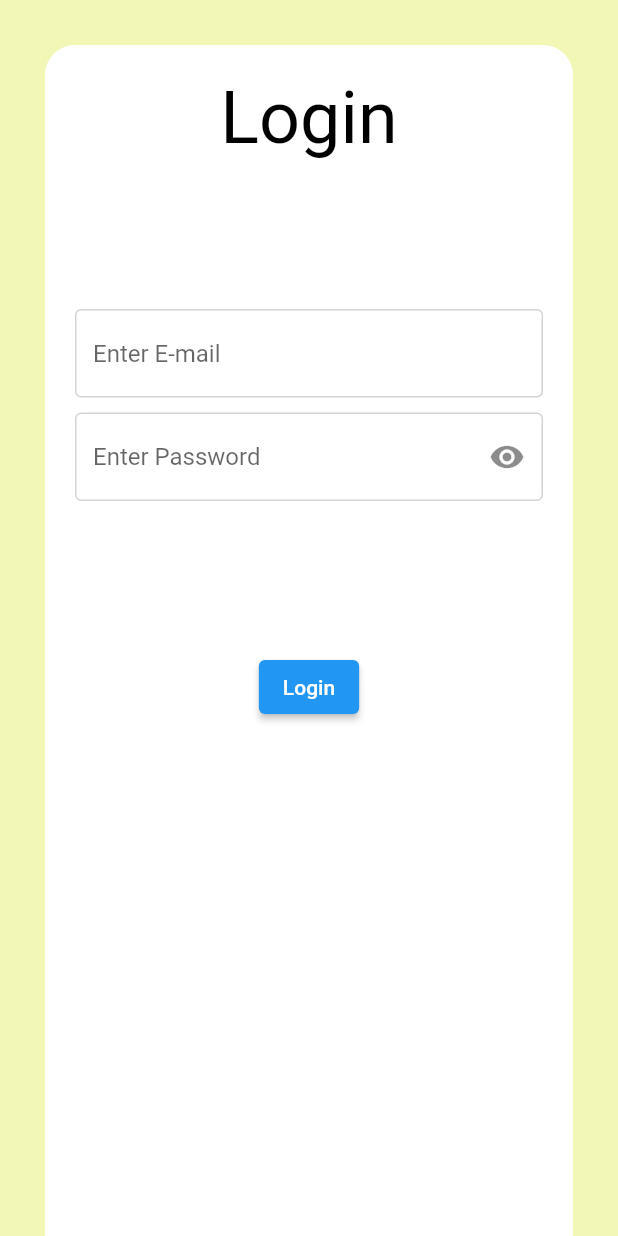
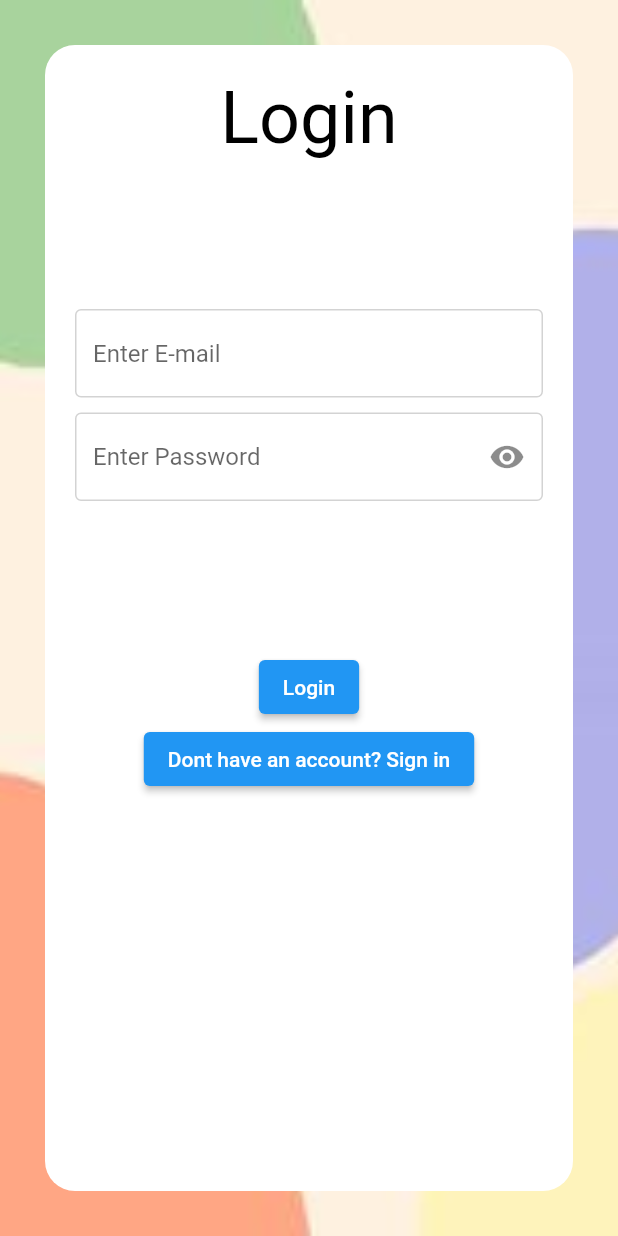
Before and after one commit to AverageDude0716/EVEE-mobile-app, a Flutter app: the screen it shows after launch, after a tap on "Login", on a phone screen of 412 x 824 dp. Run offline on Flutter 3.47's test engine with Material 2 defaults, Android fonts, the phone set to English and light mode, and no system bars; our stand-ins replace firebase_core; accounts and stored records are empty.

Commit message:
design chages and added firebase_func class

```diff
--- a/lib/create_account.dart
+++ b/lib/create_account.dart
@@ -1 +1,32 @@
 // this is the page/screen for creating accounts/sign up
+
+import 'package:evee/landing_page.dart';
+import 'package:flutter/material.dart';
+import 'styles.dart';
+
+
+class Create_account_page extends StatefulWidget
+{
+
+    @override
+    State<Create_account_page> createState() => _Create_account_page_state();
+
+}
+
+class _Create_account_page_state extends State<Create_account_page>
+{
+
+  @override
+  Widget build(BuildContext context)
+  {
+
+    return Scaffold
+    (
+
+
+
+    );
+
+  }
+
+}
--- a/lib/landing_page.dart
+++ b/lib/landing_page.dart
@@ -19,14 +19,30 @@ class _Landing_page_state extends State<Landing_page>
    @override
   Widget build(BuildContext context)
   {
+    final double screenWidth = MediaQuery.of(context).size.width;
+    final double screenHeight = MediaQuery.of(context).size.height;
 
     return   Scaffold
     (
 
-      backgroundColor: light_yellow,
-
       body: Center
       (
+
+        child: Container
+        (
+          height: screenHeight,
+          width: screenWidth,
+
+          decoration: const BoxDecoration
+          (
+
+            image: DecorationImage
+            (
+              image: AssetImage('assets/background_img/background_1.jpg'),
+              fit: BoxFit.cover,
+            )
+
+          ),
 
           child: Column
           (
@@ -75,6 +91,8 @@ class _Landing_page_state extends State<Landing_page>
 
         ),
 
+      ),
+
     );
 
   }
--- a/lib/login.dart
+++ b/lib/login.dart
@@ -1,5 +1,6 @@
 // this is the login screen/page.
 
+import 'package:evee/create_account.dart';
 import 'package:evee/landing_page.dart';
 import 'package:flutter/material.dart';
 import 'styles.dart';
@@ -39,7 +40,20 @@ class _Login_page_state extends State<Login_page>
         child: Container
               (
 
-                color: light_yellow,
+                height: screenHeight,
+                width: screenWidth,
+
+                decoration: const BoxDecoration
+                (
+
+                  image: DecorationImage
+                  (
+                    image: AssetImage('assets/background_img/background_1.jpg'),
+                    fit: BoxFit.cover,
+                  )
+
+                ),
+
 
                 child: GestureDetector
                 (
@@ -52,6 +66,7 @@ class _Login_page_state extends State<Login_page>
                     child: Container
                     (
 
+                      //form design
                       height: screenHeight,
                       width: screenWidth,
                       margin: const EdgeInsets.all(30.0),
@@ -153,6 +168,23 @@ class _Login_page_state extends State<Login_page>
                             onPressed: () {},
                             child: const Text('Login')
                           ),
+
+                          //to sign up
+                          ElevatedButton
+                          (
+                            onPressed: ()
+                            {
+
+                              Navigator.push
+                              (
+                                context,
+                                MaterialPageRoute(builder: (context) => Create_account_page())
+                              );
+
+                            },
+                            child: const Text('Dont have an account? Sign in')
+                          )
+
                         ],
 
                       ),
--- a/lib/main.dart
+++ b/lib/main.dart
@@ -1,7 +1,9 @@
 // this is the main dart file. we don't really need to edit this
 
+import 'package:evee/create_account.dart';
 import 'package:evee/landing_page.dart';
 import 'package:evee/login.dart';
+import 'package:evee/voter_home_page.dart';
 import 'package:flutter/material.dart';
 import 'package:firebase_core/firebase_core.dart';
 import 'firebase_options.dart';
@@ -33,6 +35,8 @@ class MainApp extends StatelessWidget
       {
         '/landing_page': (context) => Landing_page(),
         '/login_page': (context) => Login_page(),
+        '/create_acount_page': (context) => Create_account_page(),
+        '/voter_home_page': (context) => Voter_home_page(),
 
       },
 
--- a/pubspec.yaml
+++ b/pubspec.yaml
@@ -26,3 +26,5 @@ flutter_icons:
 
 flutter:
   uses-material-design: true
+  assets:
+    - assets/background_img/background_1.jpg
```
Also changed, not shown: lib/create_admin.dart (added, +29 -0 lines), lib/create_voter.dart (added, +29 -0 lines), lib/firebase_functions.dart (added, +9 -0 lines), lib/voter_home_page.dart (+30 -0 lines). Lines whose indentation alone changed are shown as unchanged.
